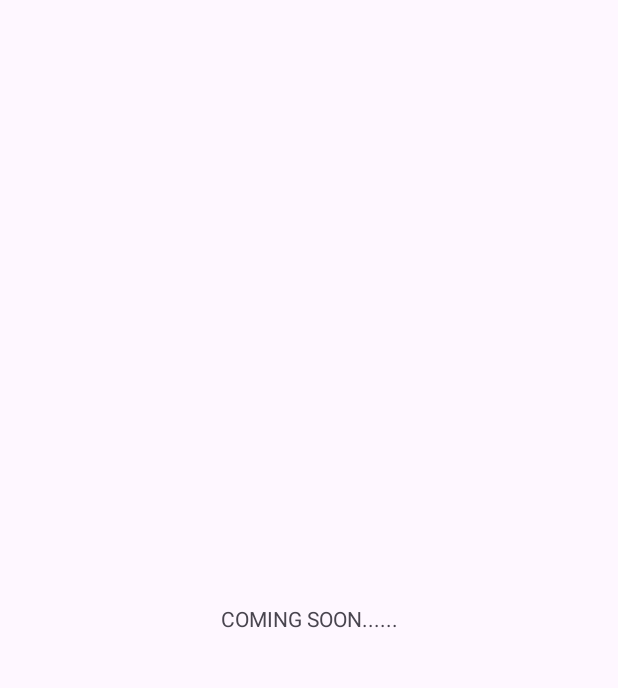
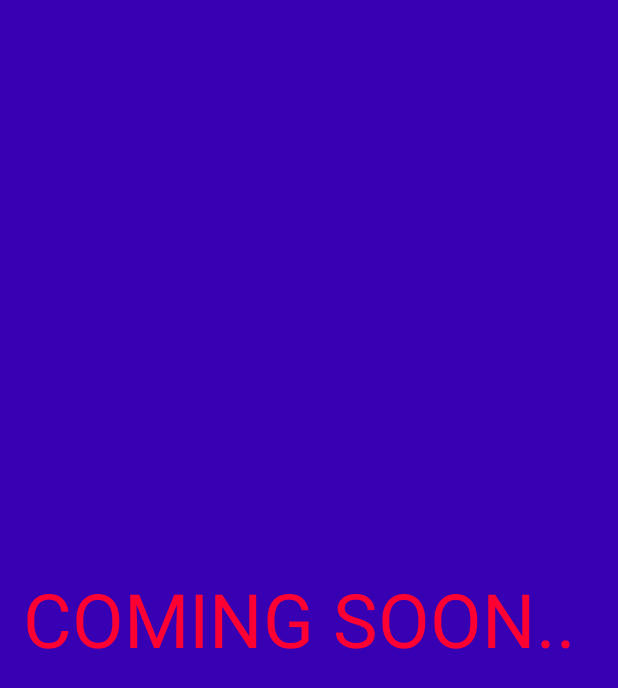
Before and after one commit to Minahyl/SplashActivity, an Android app: the screen it shows after launch (MainActivity), on a phone screen of 412 x 824 dp. Before the commit the part shown is almost empty. Shown: the top 688 px of the screen. Run offline under Robolectric (Android 15) with nearby library versions, the phone set to English and light mode, and no system bars.

Commit message:
Final Commit

```diff
--- a/app/src/main/java/com/example/splashactivity/SplashActivity.java
+++ b/app/src/main/java/com/example/splashactivity/SplashActivity.java
@@ -19,6 +19,6 @@ public class SplashActivity extends AppCompatActivity {
                 startActivity(intent);
                 finish();
             }
-        }, 4000); // Delay in milliseconds
+        }, 3500); // Delay in milliseconds
     }
 }
--- a/app/src/main/res/layout/activity_main.xml
+++ b/app/src/main/res/layout/activity_main.xml
@@ -4,14 +4,18 @@
     xmlns:tools="http://schemas.android.com/tools"
     android:layout_width="match_parent"
     android:layout_height="match_parent"
-    tools:context=".MainActivity">
+    tools:context=".MainActivity"
+    android:background="@color/design_default_color_primary_dark">
 
     <TextView
         android:layout_width="wrap_content"
         android:layout_height="wrap_content"
-        android:text="COMING SOON......"
+        android:text="COMING SOON.."
+        android:textColor="#f03"
+        android:textSize="50sp"
         app:layout_constraintBottom_toBottomOf="parent"
         app:layout_constraintEnd_toEndOf="parent"
+        app:layout_constraintHorizontal_bias="0.355"
         app:layout_constraintStart_toStartOf="parent"
         app:layout_constraintTop_toTopOf="parent" />
 
```
